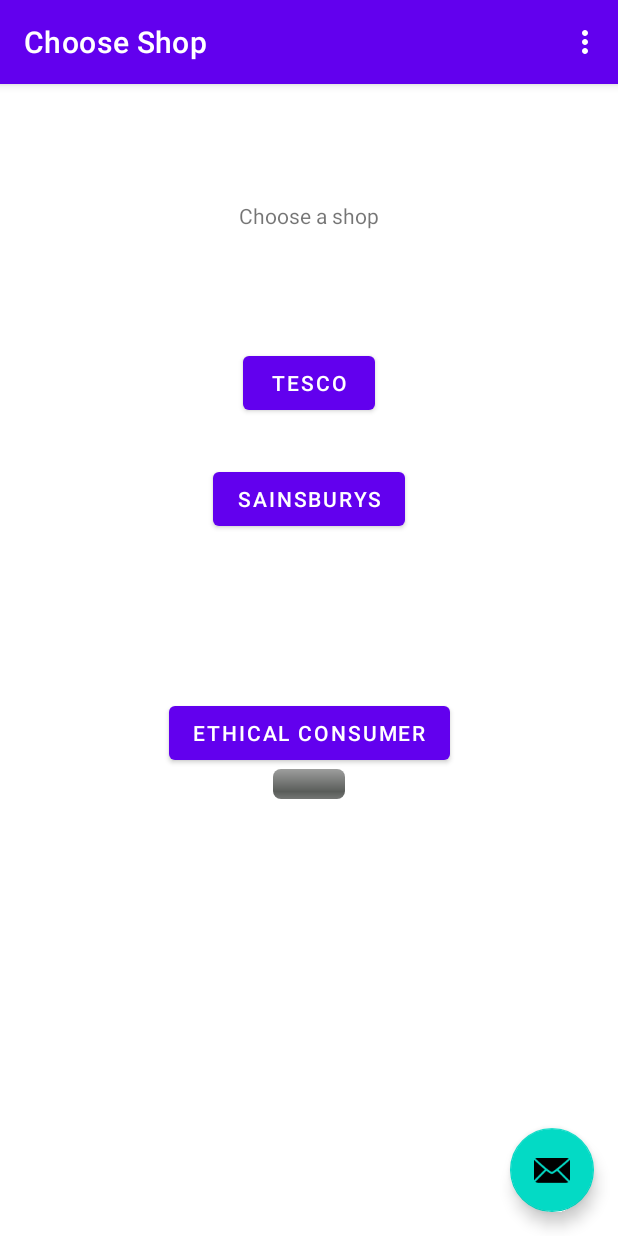
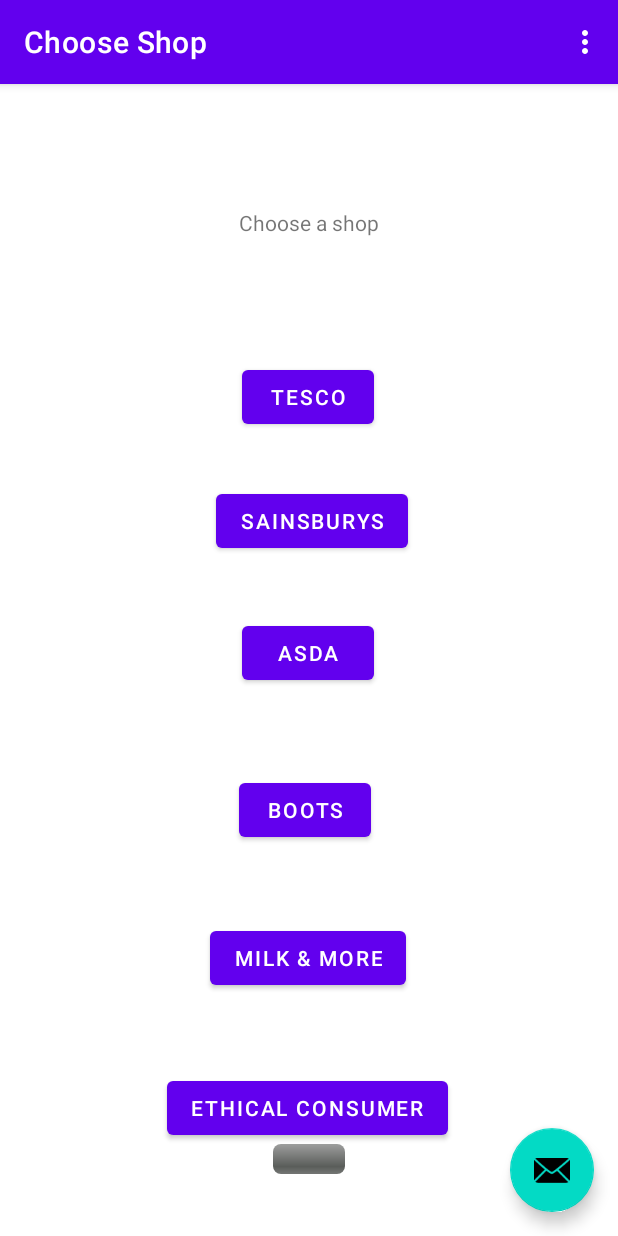
Before and after one commit to amy-phillips/EthicalShoppingAndroid, an Android app: the screen it shows after launch (MainActivity), on a phone screen of 412 x 824 dp. Run offline under Robolectric (Android 15) with nearby library versions, the phone set to English and light mode, and no system bars; our stand-ins replace navigation-ui.

Commit message:
added in more websites
most don't work yet
added safeargs lib to control which website to load

```diff
--- a/app/build.gradle
+++ b/app/build.gradle
@@ -1,6 +1,7 @@
 plugins {
     id 'com.android.application'
     id 'kotlin-android'
+    id "androidx.navigation.safeargs"
 }
 
 android {
--- a/app/src/main/java/uk/co/islovely/ethicalshopping/FirstFragment.kt
+++ b/app/src/main/java/uk/co/islovely/ethicalshopping/FirstFragment.kt
@@ -69,10 +69,19 @@ class FirstFragment : Fragment() {
         super.onViewCreated(view, savedInstanceState)
 
         binding.buttonTesco.setOnClickListener {
-            findNavController().navigate(R.id.action_FirstFragment_to_SecondFragment)
+            findNavController().navigate(R.id.action_FirstFragment_to_Tesco)
         }
         binding.buttonSainsburys.setOnClickListener {
-            findNavController().navigate(R.id.action_FirstFragment_to_SecondFragment)
+            findNavController().navigate(R.id.action_FirstFragment_to_Sainsburys)
+        }
+        binding.buttonAsda.setOnClickListener {
+            findNavController().navigate(R.id.action_FirstFragment_to_Asda)
+        }
+        binding.buttonBoots.setOnClickListener {
+            findNavController().navigate(R.id.action_FirstFragment_to_Boots)
+        }
+        binding.buttonMilkandmore.setOnClickListener {
+            findNavController().navigate(R.id.action_FirstFragment_to_MilkAndMore)
         }
         binding.buttonEthicalconsumer.setOnClickListener {
             findNavController().navigate(R.id.action_FirstFragment_to_ethicalConsumerFragment)
--- a/app/src/main/res/layout/fragment_first.xml
+++ b/app/src/main/res/layout/fragment_first.xml
@@ -23,6 +23,7 @@
         android:text="@string/tesco"
         app:layout_constraintBottom_toBottomOf="@id/button_sainsburys"
         app:layout_constraintEnd_toEndOf="parent"
+        app:layout_constraintHorizontal_bias="0.498"
         app:layout_constraintStart_toStartOf="parent"
         app:layout_constraintTop_toBottomOf="@id/textview_first" />
 
@@ -33,8 +34,46 @@
         android:text="@string/sainsburys"
         app:layout_constraintBottom_toBottomOf="@id/button_ethicalconsumer"
         app:layout_constraintEnd_toEndOf="parent"
+        app:layout_constraintHorizontal_bias="0.508"
         app:layout_constraintStart_toStartOf="parent"
-        app:layout_constraintTop_toBottomOf="@id/textview_first" />
+        app:layout_constraintTop_toBottomOf="@id/textview_first"
+        app:layout_constraintVertical_bias="0.297" />
+
+    <Button
+        android:id="@+id/button_asda"
+        android:layout_width="wrap_content"
+        android:layout_height="wrap_content"
+        android:text="@string/asda"
+        app:layout_constraintBottom_toBottomOf="@id/button_ethicalconsumer"
+        app:layout_constraintEnd_toEndOf="parent"
+        app:layout_constraintHorizontal_bias="0.498"
+        app:layout_constraintStart_toStartOf="parent"
+        app:layout_constraintTop_toBottomOf="@id/textview_first"
+        app:layout_constraintVertical_bias="0.455" />
+
+    <Button
+        android:id="@+id/button_boots"
+        android:layout_width="wrap_content"
+        android:layout_height="wrap_content"
+        android:text="@string/boots"
+        app:layout_constraintBottom_toBottomOf="@id/button_ethicalconsumer"
+        app:layout_constraintEnd_toEndOf="parent"
+        app:layout_constraintHorizontal_bias="0.492"
+        app:layout_constraintStart_toStartOf="parent"
+        app:layout_constraintTop_toBottomOf="@id/textview_first"
+        app:layout_constraintVertical_bias="0.643" />
+
+    <Button
+        android:id="@+id/button_milkandmore"
+        android:layout_width="wrap_content"
+        android:layout_height="wrap_content"
+        android:text="@string/milkandmore"
+        app:layout_constraintBottom_toBottomOf="@id/button_ethicalconsumer"
+        app:layout_constraintEnd_toEndOf="parent"
+        app:layout_constraintHorizontal_bias="0.498"
+        app:layout_constraintStart_toStartOf="parent"
+        app:layout_constraintTop_toBottomOf="@id/textview_first"
+        app:layout_constraintVertical_bias="0.82" />
 
     <Button
         android:id="@+id/button_ethicalconsumer"
@@ -43,8 +82,10 @@
         android:text="@string/ethical_consumer"
         app:layout_constraintBottom_toBottomOf="parent"
         app:layout_constraintEnd_toEndOf="parent"
+        app:layout_constraintHorizontal_bias="0.497"
         app:layout_constraintStart_toStartOf="parent"
-        app:layout_constraintTop_toBottomOf="@id/textview_first" />
+        app:layout_constraintTop_toBottomOf="@id/textview_first"
+        app:layout_constraintVertical_bias="0.901" />
 
     <ProgressBar
         android:id="@+id/progress_getfoods"
--- a/app/src/main/res/layout/fragment_second.xml
+++ b/app/src/main/res/layout/fragment_second.xml
@@ -4,7 +4,7 @@
     xmlns:tools="http://schemas.android.com/tools"
     android:layout_width="match_parent"
     android:layout_height="match_parent"
-    tools:context=".TescoFragment">
+    tools:context=".ShopWebsiteFragment">
 
     <TextView
         android:id="@+id/textview_second"
--- a/app/src/main/res/navigation/nav_graph.xml
+++ b/app/src/main/res/navigation/nav_graph.xml
@@ -12,21 +12,57 @@
         tools:layout="@layout/fragment_first">
 
         <action
-            android:id="@+id/action_FirstFragment_to_SecondFragment"
-            app:destination="@id/SecondFragment" />
+            android:id="@+id/action_FirstFragment_to_Tesco"
+            app:destination="@id/SecondFragment" >
+            <argument
+                android:name="website"
+                android:defaultValue="tesco" />
+        </action>
         <action
             android:id="@+id/action_FirstFragment_to_ethicalConsumerFragment"
             app:destination="@id/ethicalConsumerFragment" />
+        <action
+            android:id="@+id/action_FirstFragment_to_Sainsburys"
+            app:destination="@id/SecondFragment" >
+            <argument
+                android:name="website"
+                android:defaultValue="sainsburys" />
+        </action>
+        <action
+            android:id="@+id/action_FirstFragment_to_Asda"
+            app:destination="@id/SecondFragment">
+            <argument
+                android:name="website"
+                android:defaultValue="asda" />
+        </action>
+        <action
+            android:id="@+id/action_FirstFragment_to_Boots"
+            app:destination="@id/SecondFragment">
+            <argument
+                android:name="website"
+                android:defaultValue="boots" />
+        </action>
+        <action
+            android:id="@+id/action_FirstFragment_to_MilkAndMore"
+            app:destination="@id/SecondFragment">
+            <argument
+                android:name="website"
+                android:defaultValue="milkandmore" />
+        </action>
     </fragment>
     <fragment
         android:id="@+id/SecondFragment"
-        android:name="uk.co.islovely.ethicalshopping.TescoFragment"
+        android:name="uk.co.islovely.ethicalshopping.ShopWebsiteFragment"
         android:label="@string/tesco_fragment_label"
         tools:layout="@layout/fragment_second">
 
         <action
             android:id="@+id/action_SecondFragment_to_FirstFragment"
             app:destination="@id/FirstFragment" />
+        <argument
+            android:name="website"
+            app:argType="string"
+            android:defaultValue="tesco" />
     </fragment>
     <fragment
         android:id="@+id/ethicalConsumerFragment"
--- a/app/src/main/res/values/strings.xml
+++ b/app/src/main/res/values/strings.xml
@@ -6,6 +6,9 @@
     <string name="tesco_fragment_label">Tesco</string>
     <string name="tesco">Tesco</string>
     <string name="sainsburys">Sainsburys</string>
+    <string name="asda">Asda</string>
+    <string name="boots">Boots</string>
+    <string name="milkandmore">Milk &amp; More</string>
     <string name="ethical_consumer">Ethical Consumer</string>
     <string name="ethical_consumer_requires_login">Ethical Consumer - Login or Subscribe</string>
     <string name="back_to_shop_list">Back to shop selection</string>
--- a/build.gradle
+++ b/build.gradle
@@ -1,6 +1,7 @@
 // Top-level build file where you can add configuration options common to all sub-projects/modules.
 buildscript {
     ext.kotlin_version = "1.5.0"
+    ext.nav_version = "2.5.0"
     repositories {
         google()
         mavenCentral()
@@ -11,6 +12,8 @@ buildscript {
 
         // NOTE: Do not place your application dependencies here; they belong
         // in the individual module build.gradle files
+
+        classpath "androidx.navigation:navigation-safe-args-gradle-plugin:$nav_version"
     }
 }
 
```
Also changed, not shown: app/src/main/java/uk/co/islovely/ethicalshopping/ScoresRepository.kt (+57 -58 lines), app/src/main/java/uk/co/islovely/ethicalshopping/ShopWebsiteFragment.kt (renamed from app/src/main/java/uk/co/islovely/ethicalshopping/TescoFragment.kt, +74 -53 lines), 4 other files.
